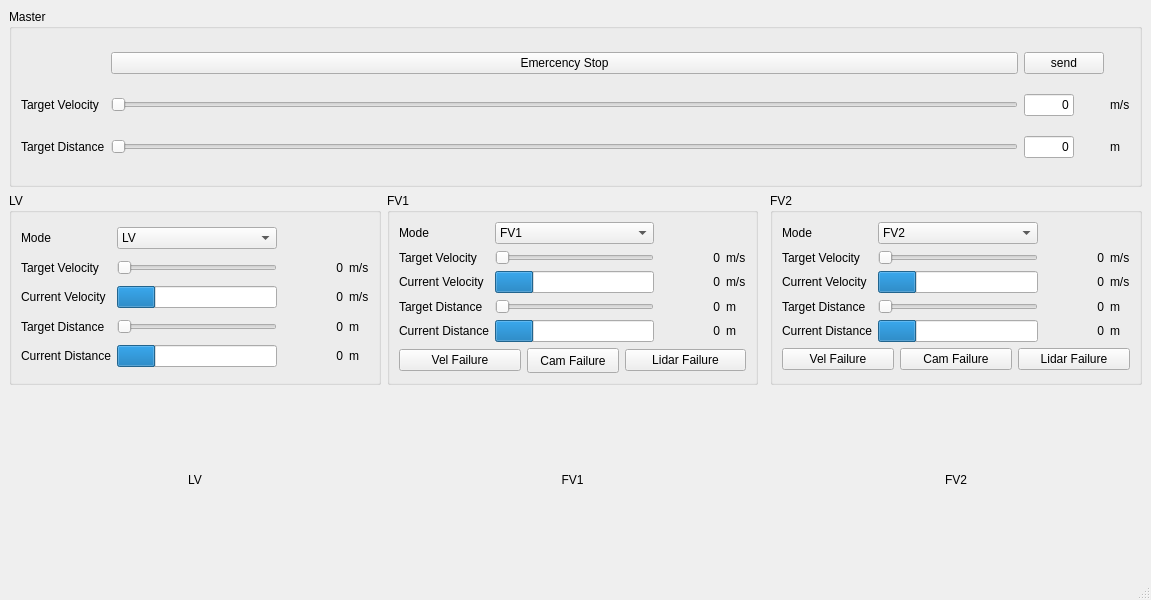
Above: etc/Controller/Controller/controller.ui from ChangJinKoo/scale_truck_control before the change. Below: the same form after it.
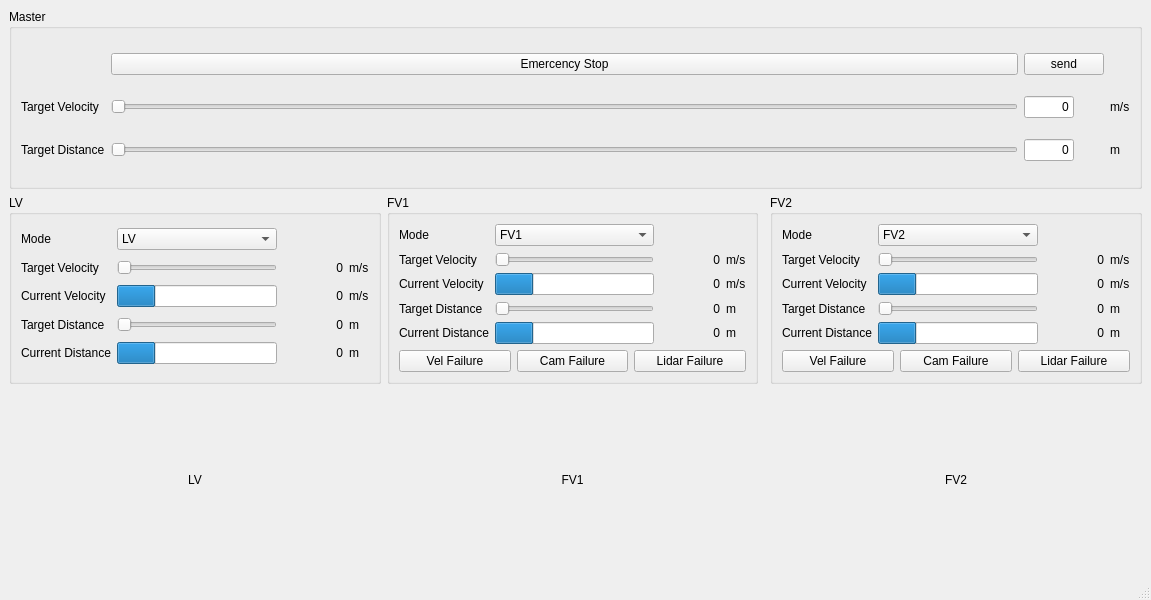
That is the form after the change.

The edit to the form file:
```diff
--- a/etc/Controller/Controller/controller.ui
+++ b/etc/Controller/Controller/controller.ui
@@ -282,22 +282,13 @@
            <property name="text">
             <string>Vel Failure</string>
            </property>
+           <property name="checkable">
+            <bool>true</bool>
+           </property>
           </widget>
          </item>
          <item>
           <widget class="QPushButton" name="FV1_beta">
-           <property name="minimumSize">
-            <size>
-             <width>92</width>
-             <height>25</height>
-            </size>
-           </property>
-           <property name="maximumSize">
-            <size>
-             <width>92</width>
-             <height>25</height>
-            </size>
-           </property>
            <property name="text">
             <string>Cam Failure</string>
            </property>
@@ -311,6 +302,9 @@
            <property name="text">
             <string>Lidar Failure</string>
            </property>
+           <property name="checkable">
+            <bool>true</bool>
+           </property>
           </widget>
          </item>
         </layout>
@@ -981,6 +975,9 @@
            <property name="text">
             <string>Vel Failure</string>
            </property>
+           <property name="checkable">
+            <bool>true</bool>
+           </property>
           </widget>
          </item>
          <item>
@@ -1001,6 +998,9 @@
            <property name="text">
             <string>Lidar Failure</string>
            </property>
+           <property name="checkable">
+            <bool>true</bool>
+           </property>
           </widget>
          </item>
         </layout>
```
